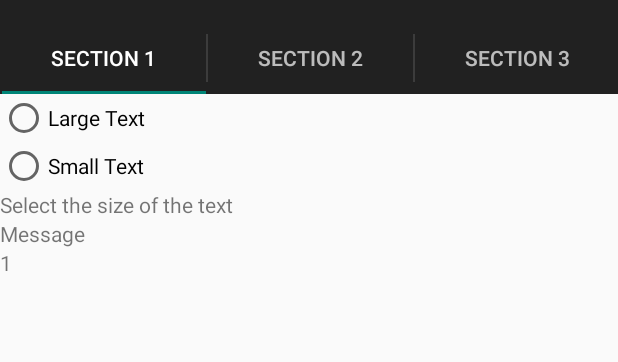
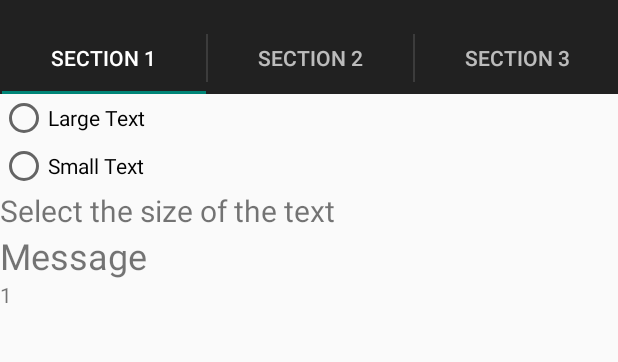
Before and after one commit to raulgs/androidTraining_fonts, an Android app: the screen it shows after launch (MainActivity), on a phone screen of 412 x 824 dp, the part 62-424 px from its top. Run offline under Robolectric (Android 15) with nearby library versions, the phone set to English and light mode, and no system bars.

Commit message:
Change fonts with preferences

```diff
--- a/ChangeAppFontsProject/ChangeAppFonts/src/main/AndroidManifest.xml
+++ b/ChangeAppFontsProject/ChangeAppFonts/src/main/AndroidManifest.xml
@@ -22,6 +22,10 @@
                 <category android:name="android.intent.category.LAUNCHER" />
             </intent-filter>
         </activity>
+        <activity
+            android:name="com.example.changeappfonts.PreferencesActivity"
+            android:label="@string/title_activity_preferences" >
+        </activity>
     </application>
 
 </manifest>
--- /dev/null
+++ b/ChangeAppFontsProject/ChangeAppFonts/src/main/java/com/example/changeappfonts/FontStyle.java
@@ -0,0 +1,26 @@
+package com.example.changeappfonts;
+
+/**
+ * Created by raulg on 11/7/13.
+ */
+public enum FontStyle {
+    Small(R.style.FontStyle_Small, "Small"),
+    Medium(R.style.FontStyle_Medium, "Medium"),
+    Large(R.style.FontStyle_Large, "Large");
+
+    private int resId;
+    private String title;
+
+    public int getResId() {
+        return resId;
+    }
+
+    public String getTitle() {
+        return title;
+    }
+
+    FontStyle(int resId, String title) {
+        this.resId = resId;
+        this.title = title;
+    }
+}
--- a/ChangeAppFontsProject/ChangeAppFonts/src/main/java/com/example/changeappfonts/MainActivity.java
+++ b/ChangeAppFontsProject/ChangeAppFonts/src/main/java/com/example/changeappfonts/MainActivity.java
@@ -2,6 +2,7 @@ package com.example.changeappfonts;
 
 import java.util.Locale;
 
+import android.content.Intent;
 import android.support.v7.app.ActionBarActivity;
 import android.support.v7.app.ActionBar;
 import android.support.v4.app.Fragment;
@@ -17,6 +18,7 @@ import android.view.MenuItem;
 import android.view.View;
 import android.view.ViewGroup;
 import android.widget.TextView;
+import android.widget.Toast;
 
 public class MainActivity extends ActionBarActivity implements ActionBar.TabListener {
 
@@ -33,8 +35,13 @@ public class MainActivity extends ActionBarActivity implements ActionBar.TabList
      */
     ViewPager mViewPager;
 
+    FontStyle previousFontStyle;
+
     @Override
     protected void onCreate(Bundle savedInstanceState) {
+
+        previousFontStyle = new Preferences(this).getFontStyle();
+        getTheme().applyStyle(new Preferences(this).getFontStyle().getResId(), true);
 
         super.onCreate(savedInstanceState);
         setContentView(R.layout.activity_main);
@@ -84,12 +91,28 @@ public class MainActivity extends ActionBarActivity implements ActionBar.TabList
     }
 
     @Override
+    public void onResume(){
+
+        super.onResume();
+
+        FontStyle fontstyle = new Preferences(this).getFontStyle();
+        if(!previousFontStyle.equals(fontstyle)){
+            Toast.makeText(this, fontstyle + "Text Selected", Toast.LENGTH_SHORT).show();
+            Intent intent = getIntent();
+            finish();
+            startActivity(intent);
+        }
+    }
+
+    @Override
     public boolean onOptionsItemSelected(MenuItem item) {
         // Handle action bar item clicks here. The action bar will
         // automatically handle clicks on the Home/Up button, so long
         // as you specify a parent activity in AndroidManifest.xml.
         switch (item.getItemId()) {
             case R.id.action_settings:
+                Intent intent = new Intent(this, PreferencesActivity.class);
+                this.startActivity(intent);
                 return true;
         }
         return super.onOptionsItemSelected(item);
--- /dev/null
+++ b/ChangeAppFontsProject/ChangeAppFonts/src/main/java/com/example/changeappfonts/Preferences.java
@@ -0,0 +1,34 @@
+package com.example.changeappfonts;
+
+import android.content.Context;
+import android.content.SharedPreferences;
+
+/**
+ * Created by raulg on 11/7/13.
+ */
+public class Preferences {
+    private final static String FONT_STYLE = "FONT_STYLE";
+
+    private final Context context;
+
+    public Preferences(Context context) {
+        this.context = context;
+    }
+
+    protected SharedPreferences open() {
+        return context.getSharedPreferences("prefs", Context.MODE_PRIVATE);
+    }
+
+    protected SharedPreferences.Editor edit() {
+        return open().edit();
+    }
+
+    public FontStyle getFontStyle() {
+        return FontStyle.valueOf(open().getString(FONT_STYLE,
+                                                  FontStyle.Medium.name()));
+    }
+
+    public void setFontStyle(FontStyle style) {
+        edit().putString(FONT_STYLE, style.name()).commit();
+    }
+}
--- a/ChangeAppFontsProject/ChangeAppFonts/src/main/res/layout/home_fragment.xml
+++ b/ChangeAppFontsProject/ChangeAppFonts/src/main/res/layout/home_fragment.xml
@@ -23,14 +23,14 @@
     </RadioGroup>
     <TextView
         android:id="@+id/title"
-        style="?textTitle"
+        style="@style/Label"
         android:layout_width="fill_parent"
         android:layout_height="wrap_content"
         android:text="Select the size of the text"
         />
     <TextView
         android:id="@+id/body"
-        style="?textBody"
+        style="@style/Label.XLarge"
         android:layout_width="fill_parent"
         android:layout_height="wrap_content"
         android:text="@string/message"
--- a/ChangeAppFontsProject/ChangeAppFonts/src/main/res/values/styles.xml
+++ b/ChangeAppFontsProject/ChangeAppFonts/src/main/res/values/styles.xml
@@ -6,45 +6,40 @@
     </style>
 
 
-    <!-- FONTS -->
-    <style name="small_title_text">
-        <item name="android:textSize">22sp</item>
-        <item name="android:textColor">@color/green</item>
-        <item name="android:textStyle">normal</item>
-        <item name="android:paddingBottom">5dip</item>
-    </style>
-    <style name="small_body_text">
-        <item name="android:textSize">16sp</item>
-        <item name="android:textColor">@color/white</item>
-        <item name="android:textStyle">normal</item>
-        <item name="android:paddingBottom">5dip</item>
-    </style>
-    <style name="large_title_text">
-        <item name="android:textSize">28sp</item>
-        <item name="android:textColor">@color/red</item>
-        <item name="android:textStyle">normal</item>
-        <item name="android:paddingBottom">5dip</item>
+    <style name="FontStyle">
     </style>
 
-    <style name="large_body_text">
-        <item name="android:textSize">20sp</item>
-        <item name="android:textColor">@color/white</item>
-        <item name="android:textStyle">normal</item>
-        <item name="android:paddingBottom">5dip</item>
+    <style name="FontStyle.Small">
+        <item name="font_small">14sp</item>
+        <item name="font_medium">16sp</item>
+        <item name="font_large">18sp</item>
+        <item name="font_xlarge">20sp</item>
     </style>
 
-    <!-- Base application theme is the default theme. -->
-    <style name="Theme" parent="android:Theme">
+    <style name="FontStyle.Medium">
+        <item name="font_small">18sp</item>
+        <item name="font_medium">20sp</item>
+        <item name="font_large">22sp</item>
+        <item name="font_xlarge">24sp</item>
     </style>
 
-    <style name="Theme.Small">
-        <item name="textTitle">@style/small_title_text</item>
-        <item name="textBody">@style/small_body_text</item>
+    <style name="FontStyle.Large">
+        <item name="font_small">26sp</item>
+        <item name="font_medium">28sp</item>
+        <item name="font_large">30sp</item>
+        <item name="font_xlarge">32sp</item>
     </style>
 
-    <style name="Theme.Large">
-        <item name="textTitle">@style/large_title_text</item>
-        <item name="textBody">@style/large_body_text</item>
+
+
+    <style name="Label" parent="@android:style/Widget.TextView">
+        <item name="android:textSize">?attr/font_medium</item>
+        <item name="android:layout_width">wrap_content</item>
+        <item name="android:layout_height">wrap_content</item>
+    </style>
+
+    <style name="Label.XLarge">
+        <item name="android:textSize">?attr/font_xlarge</item>
     </style>
 
 </resources>
```
Also changed, not shown: ChangeAppFontsProject/ChangeAppFonts/src/main/java/com/example/changeappfonts/PreferencesActivity.java (added, +65 -0 lines), ChangeAppFontsProject/ChangeAppFonts/src/main/res/layout/preferences.xml (added, +15 -0 lines), ChangeAppFontsProject/ChangeAppFonts/src/main/res/menu/preferences.xml (added, +16 -0 lines), ChangeAppFontsProject/ChangeAppFonts/src/main/res/values/attrs.xml (+6 -3 lines), ChangeAppFontsProject/ChangeAppFonts/src/main/res/values/strings.xml (+7 -0 lines), 2 other files.
